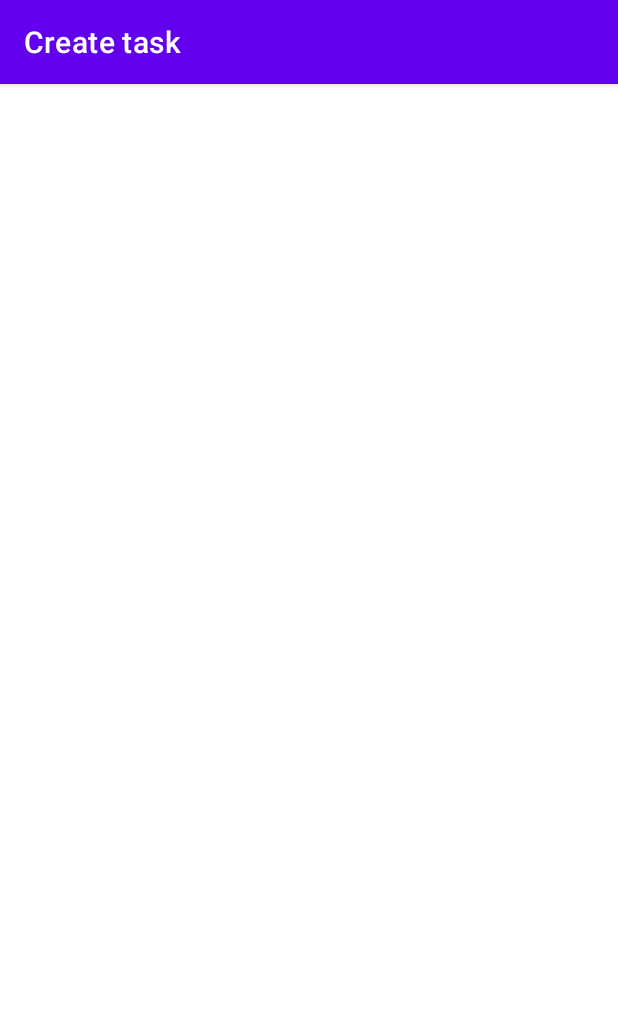
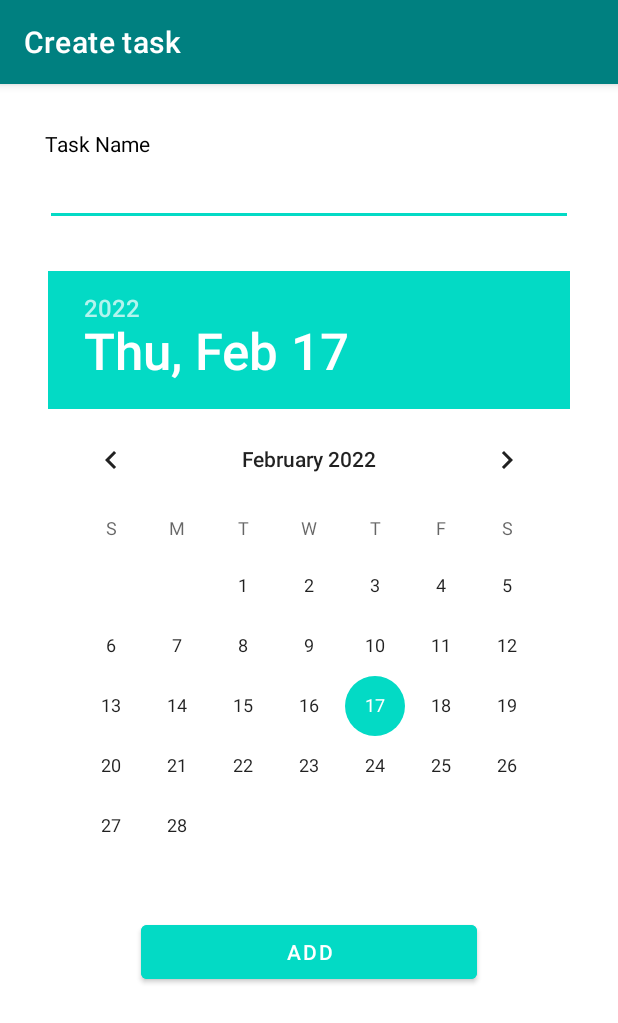
Before and after one commit to IlyassChraibi/H22-4204N6-KickMyB-Chraibi, an Android app: the CreationActivity screen opened directly, with no data from a screen before it, on a phone screen of 412 x 824 dp. Shown: the top 1023 px of the screen. Run offline under Robolectric (Android 15) with nearby library versions, the phone set to English and light mode, and no system bars.

Commit message:
FCT activité création

```diff
--- a/app/src/main/java/com/example/kickmyb/CreationActivity.java
+++ b/app/src/main/java/com/example/kickmyb/CreationActivity.java
@@ -1,8 +1,11 @@
 package com.example.kickmyb;
 
+import android.graphics.Color;
+import android.graphics.drawable.ColorDrawable;
 import android.os.Bundle;
 import android.view.View;
 
+import androidx.appcompat.app.ActionBar;
 import androidx.appcompat.app.AppCompatActivity;
 
 import com.example.kickmyb.databinding.ActivityCreationBinding;
@@ -13,6 +16,17 @@ public class CreationActivity extends AppCompatActivity {
     protected void onCreate(Bundle savedInstanceState) {
         super.onCreate(savedInstanceState);
         setTitle("Create task");
+        ActionBar actionBar;
+        actionBar = getSupportActionBar();
+
+        // Define ColorDrawable object and parse color
+        // using parseColor method
+        // with color hash code as its parameter
+        ColorDrawable colorDrawable
+                = new ColorDrawable(Color.parseColor("#008080"));
+
+        // Set BackgroundDrawable
+        actionBar.setBackgroundDrawable(colorDrawable);
 
         binding = ActivityCreationBinding.inflate(getLayoutInflater());
         View view = binding.getRoot();
--- a/app/src/main/res/layout/activity_creation.xml
+++ b/app/src/main/res/layout/activity_creation.xml
@@ -1,6 +1,40 @@
 <?xml version="1.0" encoding="utf-8"?>
-<androidx.constraintlayout.widget.ConstraintLayout xmlns:android="http://schemas.android.com/apk/res/android"
+<LinearLayout xmlns:android="http://schemas.android.com/apk/res/android"
+    xmlns:app="http://schemas.android.com/apk/res-auto"
+    xmlns:tools="http://schemas.android.com/tools"
     android:layout_width="match_parent"
-    android:layout_height="match_parent">
+    android:layout_height="match_parent"
+    android:orientation="vertical"
+    tools:context=".CreationActivity">
 
-</androidx.constraintlayout.widget.ConstraintLayout>
+    <TextView
+        android:layout_marginTop="30dp"
+        android:layout_width="match_parent"
+        android:layout_height="wrap_content"
+        android:text="Task Name"
+        android:layout_marginHorizontal="30dp"
+        android:textColor="@color/black"/>
+
+
+    <EditText
+        android:layout_width="match_parent"
+        android:layout_height="wrap_content"
+        android:layout_marginHorizontal="30dp"
+        android:layout_marginBottom="30dp" />
+
+
+    <DatePicker
+        android:layout_width="wrap_content"
+        android:layout_height="wrap_content"
+        android:layout_gravity="center"
+        />
+
+    <Button
+        android:id="@+id/btn_add"
+        android:backgroundTint="@color/teal_200"
+        android:layout_width="224dp"
+        android:layout_height="wrap_content"
+        android:layout_gravity="center"
+        android:layout_marginHorizontal="30dp"
+        android:text="Add" />
+</LinearLayout>
```
